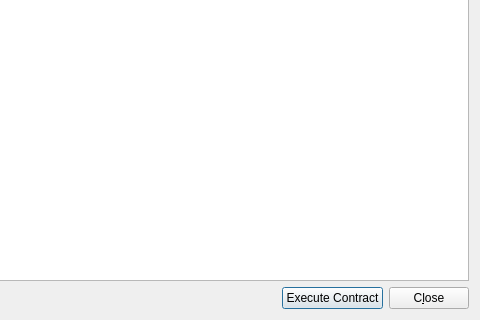
Qt form src/qt/forms/transactiondescdialog.ui (gridcoin-community/Gridcoin-Research) before a commit; both pictures show x 287 to 767 and y 82 to 402 of the 767 by 402 pixel window.
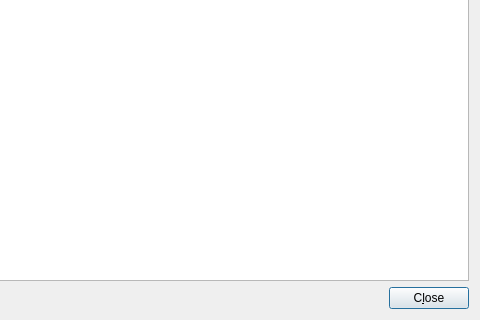
The same form after that commit.

Commit message:
Remove old remnants of legacy smart contracts
The transaction description dialog shows an "execute" button when a
transaction contains a code block. This is a remnant of some legacy
code that executed VBScript as an early experiment for a thing like
a smart contract. The button doesn't do anything anymore, so we can
remove it.

```diff
--- a/src/qt/forms/transactiondescdialog.ui
+++ b/src/qt/forms/transactiondescdialog.ui
@@ -48,16 +48,6 @@
        </property>
       </spacer>
      </item>
-     <item>
-      <widget class="QPushButton" name="executeButton">
-       <property name="enabled">
-        <bool>true</bool>
-       </property>
-       <property name="text">
-        <string>Execute Contract</string>
-       </property>
-      </widget>
-     </item>
      <item>
       <widget class="QPushButton" name="closeButton">
        <property name="text">
```
The commit also changes 4 other files.
